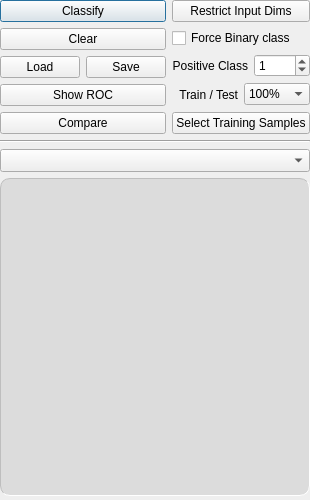
The window that MLDemos/optsClassify.ui (b4silio/MLDemos) describes before a commit, drawn with Qt 5.
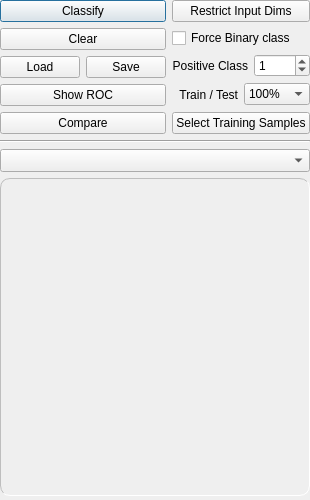
The same window after the commit.

```diff
--- a/MLDemos/optsClassify.ui
+++ b/MLDemos/optsClassify.ui
@@ -432,7 +432,6 @@
     <widget class="QWidget" name="algoWidget" native="true">
      <property name="styleSheet">
       <string notr="true">#algoWidget {
-background-color: rgb(220, 220, 220);
 border-style: inset;
 border-width: 1px;
 border-color: rgb(190,190,190);
```
